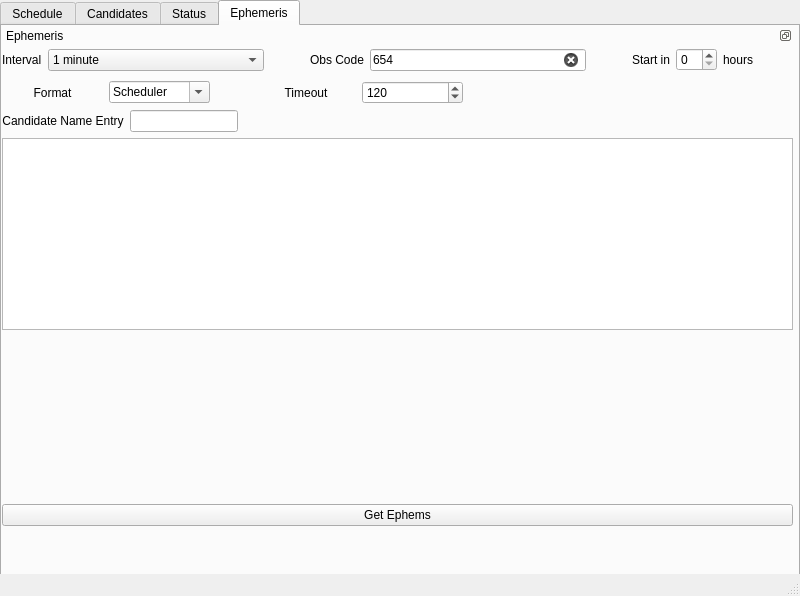
Before: the Qt Designer form Qt/mainwindow.ui in sagesanto/scheduler, drawn with Qt 5.
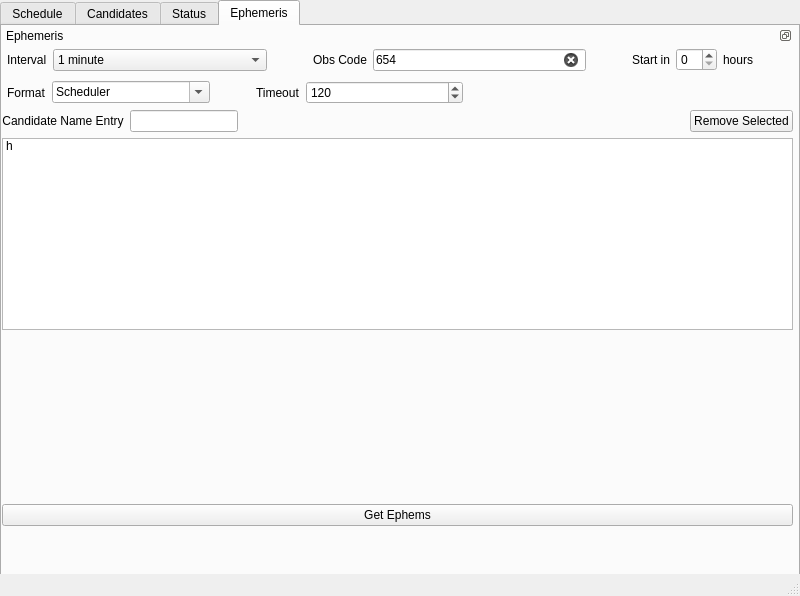
After: the same form once the commit is applied.

```diff
--- a/Qt/mainwindow.ui
+++ b/Qt/mainwindow.ui
@@ -631,6 +631,9 @@
         <layout class="QVBoxLayout" name="ephemVertLayout">
          <item>
           <layout class="QHBoxLayout" name="ephSetHLay1">
+           <property name="leftMargin">
+            <number>5</number>
+           </property>
            <item>
             <widget class="QLabel" name="intervalLabel">
              <property name="sizePolicy">
@@ -800,13 +803,22 @@
          </item>
          <item>
           <layout class="QHBoxLayout" name="ephSetHLay2">
+           <property name="leftMargin">
+            <number>5</number>
+           </property>
            <item>
             <widget class="QLabel" name="formatLabel">
+             <property name="sizePolicy">
+              <sizepolicy hsizetype="Fixed" vsizetype="Preferred">
+               <horstretch>0</horstretch>
+               <verstretch>0</verstretch>
+              </sizepolicy>
+             </property>
              <property name="text">
               <string>Format</string>
              </property>
              <property name="alignment">
-              <set>Qt::AlignCenter</set>
+              <set>Qt::AlignLeading|Qt::AlignLeft|Qt::AlignVCenter</set>
              </property>
             </widget>
            </item>
@@ -863,11 +875,17 @@
            </item>
            <item>
             <widget class="QLabel" name="timeoutLabel">
+             <property name="sizePolicy">
+              <sizepolicy hsizetype="Fixed" vsizetype="Preferred">
+               <horstretch>0</horstretch>
+               <verstretch>0</verstretch>
+              </sizepolicy>
+             </property>
              <property name="text">
               <string>Timeout</string>
              </property>
              <property name="alignment">
-              <set>Qt::AlignCenter</set>
+              <set>Qt::AlignLeading|Qt::AlignLeft|Qt::AlignVCenter</set>
              </property>
             </widget>
            </item>
@@ -941,6 +959,9 @@
              <property name="orientation">
               <enum>Qt::Horizontal</enum>
              </property>
+             <property name="sizeType">
+              <enum>QSizePolicy::Expanding</enum>
+             </property>
              <property name="sizeHint" stdset="0">
               <size>
                <width>40</width>
@@ -949,6 +970,13 @@
              </property>
             </spacer>
            </item>
+           <item>
+            <widget class="QPushButton" name="ephemRemoveSelected">
+             <property name="text">
+              <string>Remove Selected</string>
+             </property>
+            </widget>
+           </item>
           </layout>
          </item>
          <item>
@@ -975,6 +1003,11 @@
                <property name="itemAlignment">
                 <set>Qt::AlignLeading</set>
                </property>
+               <item>
+                <property name="text">
+                 <string>h</string>
+                </property>
+               </item>
               </widget>
              </item>
             </layout>
```
Left out of the diff: 10 changed lines with no effect on the pictures.
